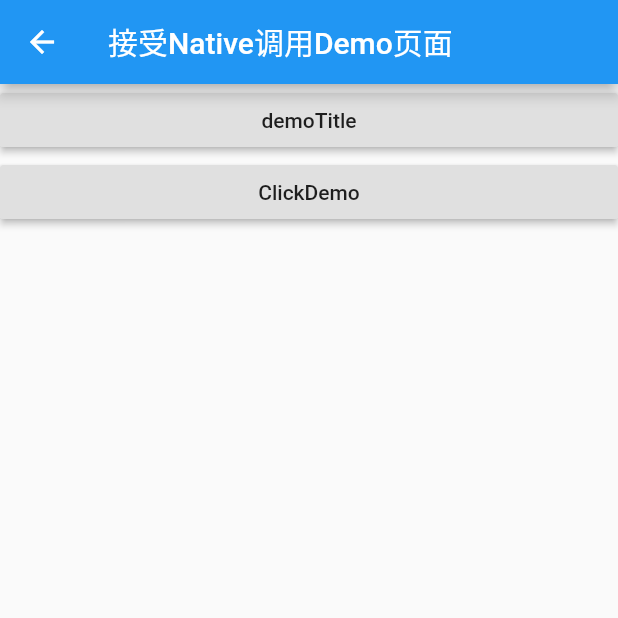
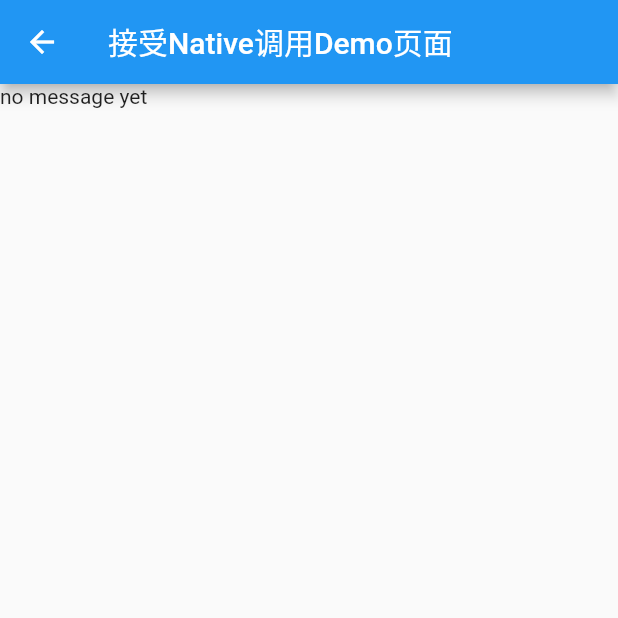
Before and after one commit to taojigu/wangpo, a Flutter app: the ReceiveNativeMethodPage screen opened directly, on a phone screen of 412 x 824 dp, the top half of it. Run offline on Flutter 3.47's test engine with Material 2 defaults, Android fonts, the phone set to English and light mode, and no system bars; missing offline and left inert: flutter_boost.

Commit message:
add receiver

```diff
--- a/example/lib/main.dart
+++ b/example/lib/main.dart
@@ -3,7 +3,6 @@ import 'dart:async';
 
 import 'package:flutter/services.dart';
 import 'package:flutter_boost/flutter_boost.dart';
-import 'package:wangpo/wangpo.dart';
 import 'package:wangpo_example/page/pass_native_block_page.dart';
 
 import 'page/call_native_method_page.dart';
@@ -57,7 +56,7 @@ class _MyAppState extends State<MyApp> {
     String platformVersion;
     // Platform messages may fail, so we use a try/catch PlatformException.
     try {
-      platformVersion = await Wangpo.platformVersion;
+      platformVersion = 'Demo';
     } on PlatformException {
       platformVersion = 'Failed to get platform version.';
     }
--- a/example/lib/page/receive_native_method_page.dart
+++ b/example/lib/page/receive_native_method_page.dart
@@ -1,11 +1,32 @@
 import 'package:flutter/material.dart';
+import 'package:wangpo/wangpo_native_message_receiver.dart';
 
 class ReceiveNativeMethodPage extends StatefulWidget {
   @override
-  _ReceiveNativeMethodPageState createState() => _ReceiveNativeMethodPageState();
+  _ReceiveNativeMethodPageState createState() =>
+      _ReceiveNativeMethodPageState();
 }
 
 class _ReceiveNativeMethodPageState extends State<ReceiveNativeMethodPage> {
+  String _textFromNative = 'no message yet';
+  WangpoNativeMessageReceiver _receiver =
+      WangpoNativeMessageReceiver('from/demo/flutter/boost/page');
+  //WangpoNativeListener _listener = Wangpo
+  @override
+  void initState() {
+    super.initState();
+    _receiver.listen((WangpoNativeMessage nativeMessage) {
+      if (nativeMessage.methodName == 'increse') {
+        return _processIncreaseMessage(nativeMessage);
+      }
+
+      if (nativeMessage.methodName == 'decrease') {
+        return _processDecreaseMessage(nativeMessage);
+      }
+      return null;
+    });
+  }
+
   @override
   Widget build(BuildContext context) {
     return Scaffold(
@@ -13,29 +34,22 @@ class _ReceiveNativeMethodPageState extends State<ReceiveNativeMethodPage> {
         title: Text('接受Native调用Demo页面'),
       ),
       body: ListView(
-        children: <Widget>[
-          _pushPageWidget(context, 'demoTitle', null),
-          _buttonClickWidget(context),
-        ],
+        children: <Widget>[Text(_textFromNative)],
       ),
     );
   }
 
-  Widget _pushPageWidget(
-      BuildContext context, String title, Widget pageWidget) {
-    return RaisedButton(
-      child: Text(title),
-      onPressed: () {
-        Navigator.push(
-            context, new MaterialPageRoute(builder: (context) => pageWidget));
-      },
-    );
+  dynamic _processIncreaseMessage(WangpoNativeMessage nativeMessage) {
+    setState(() {
+      _textFromNative = '来自于Native的数据是 ${nativeMessage.methodParams}';
+    });
+    return 'increase successed';
   }
 
-  Widget _buttonClickWidget(BuildContext context) {
-    return RaisedButton(
-      child: Text('ClickDemo'),
-      onPressed: () {},
-    );
+  dynamic _processDecreaseMessage(WangpoNativeMessage nativeMessage) {
+    setState(() {
+      _textFromNative = '来自于Native的数据是 ${nativeMessage.methodParams}';
+    });
+    return 'decrease Done';
   }
 }
--- a/lib/wangpo.dart
+++ b/lib/wangpo.dart
@@ -6,11 +6,6 @@ class Wangpo {
   static const MethodChannel _channel = const MethodChannel('wangpo');
   static const String _methodNameKey = 'methodName';
   static const String _methodParamsKey = 'methodParams';
-
-  static Future<String> get platformVersion async {
-    final String version = await _channel.invokeMethod('getPlatformVersion');
-    return version;
-  }
 
   ///调用Native方法，并且获取返回数据
   ///[methodName] 是Native定义的方法名
--- /dev/null
+++ b/lib/wangpo_native_message_receiver.dart
@@ -0,0 +1,42 @@
+import 'package:flutter/material.dart';
+import 'package:flutter/services.dart';
+
+const String WangpoNativeMessageNotProcessed = 'WangpoNativeMessageNotProcess';
+
+///来自Native的调用Message数据结构
+///[methodName] 方法名
+///[methodParams] Native 传递过来的参数
+class WangpoNativeMessage {
+  final String methodName;
+  final dynamic methodParams;
+
+  WangpoNativeMessage(this.methodName, this.methodParams);
+}
+
+///监听来自于Native的调用
+class WangpoNativeMessageReceiver {
+  BasicMessageChannel _messageChannel;
+
+  WangpoNativeMessageReceiver(String channelName) {
+    _messageChannel = BasicMessageChannel(channelName, StandardMessageCodec());
+    return;
+  }
+  void listen(dynamic Function(WangpoNativeMessage) nativeMesaageHandler) {
+    _messageChannel.setMessageHandler((params) async {
+      print('received params is $params');
+      String methodName = params['methodName'];
+      assert(methodName != null, 'methodName from native should not be nil');
+      dynamic methodParam = params['methodParam'];
+      WangpoNativeMessage nm = WangpoNativeMessage(methodName, methodParam);
+      dynamic result = await nativeMesaageHandler(nm);
+      if (result is String) {
+        String resultString = result;
+        if (resultString == WangpoNativeMessageNotProcessed) {
+          throw FlutterError(
+              'method $methodName in channel ${this._messageChannel.name} is not processed');
+        }
+      }
+      return result;
+    });
+  }
+}
```
Also changed, not shown: 11 other files.
